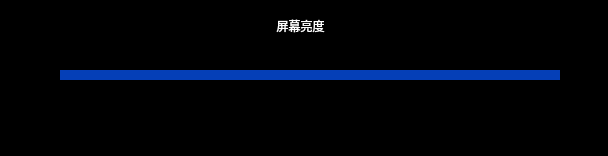
First picture: the form in 7in_pm/lightwidget.ui, repository gwd492552396/Gwd, before the edit.
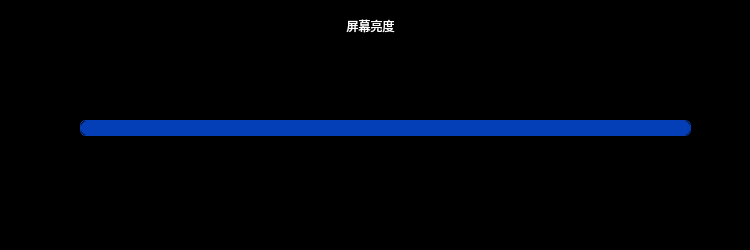
Second picture: the form after the edit. Icons and pictures are not drawn.

Diff of the .ui file:
```diff
--- a/7in_pm/lightwidget.ui
+++ b/7in_pm/lightwidget.ui
@@ -6,20 +6,20 @@
    <rect>
     <x>0</x>
     <y>0</y>
-    <width>608</width>
-    <height>156</height>
+    <width>750</width>
+    <height>250</height>
    </rect>
   </property>
   <property name="minimumSize">
    <size>
-    <width>608</width>
-    <height>156</height>
+    <width>750</width>
+    <height>250</height>
    </size>
   </property>
   <property name="maximumSize">
    <size>
-    <width>608</width>
-    <height>156</height>
+    <width>750</width>
+    <height>250</height>
    </size>
   </property>
   <property name="windowTitle">
@@ -35,10 +35,10 @@
    </property>
    <property name="geometry">
     <rect>
-     <x>60</x>
-     <y>70</y>
-     <width>500</width>
-     <height>10</height>
+     <x>80</x>
+     <y>120</y>
+     <width>611</width>
+     <height>16</height>
     </rect>
    </property>
    <property name="styleSheet">
@@ -83,7 +83,7 @@
   <widget class="QPushButton" name="close">
    <property name="geometry">
     <rect>
-     <x>560</x>
+     <x>680</x>
      <y>10</y>
      <width>40</width>
      <height>40</height>
@@ -123,22 +123,22 @@
   <widget class="QPushButton" name="btn_jia">
    <property name="geometry">
     <rect>
-     <x>450</x>
-     <y>110</y>
-     <width>40</width>
-     <height>40</height>
+     <x>550</x>
+     <y>180</y>
+     <width>60</width>
+     <height>60</height>
     </rect>
    </property>
    <property name="minimumSize">
     <size>
-     <width>40</width>
-     <height>40</height>
+     <width>60</width>
+     <height>60</height>
     </size>
    </property>
    <property name="maximumSize">
     <size>
-     <width>40</width>
-     <height>40</height>
+     <width>60</width>
+     <height>60</height>
     </size>
    </property>
    <property name="styleSheet">
@@ -163,22 +163,22 @@
   <widget class="QPushButton" name="btn_jian">
    <property name="geometry">
     <rect>
-     <x>110</x>
-     <y>110</y>
-     <width>40</width>
-     <height>40</height>
+     <x>160</x>
+     <y>180</y>
+     <width>60</width>
+     <height>60</height>
     </rect>
    </property>
    <property name="minimumSize">
     <size>
-     <width>40</width>
-     <height>40</height>
+     <width>60</width>
+     <height>60</height>
     </size>
    </property>
    <property name="maximumSize">
     <size>
-     <width>40</width>
-     <height>40</height>
+     <width>60</width>
+     <height>60</height>
     </size>
    </property>
    <property name="styleSheet">
@@ -203,10 +203,10 @@
   <widget class="QLabel" name="label">
    <property name="geometry">
     <rect>
-     <x>220</x>
-     <y>10</y>
-     <width>161</width>
-     <height>31</height>
+     <x>260</x>
+     <y>0</y>
+     <width>221</width>
+     <height>51</height>
     </rect>
    </property>
    <property name="styleSheet">
```
Left out of the diff: 10 changed lines with no effect on the pictures.
